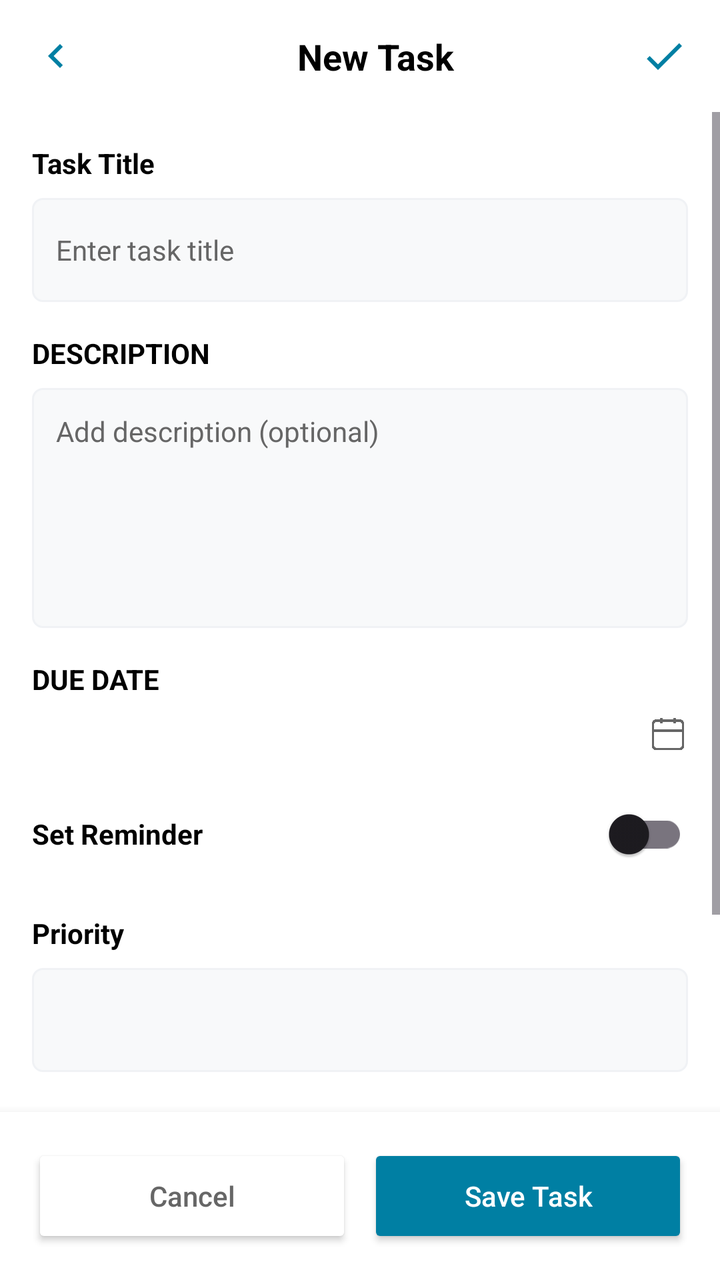
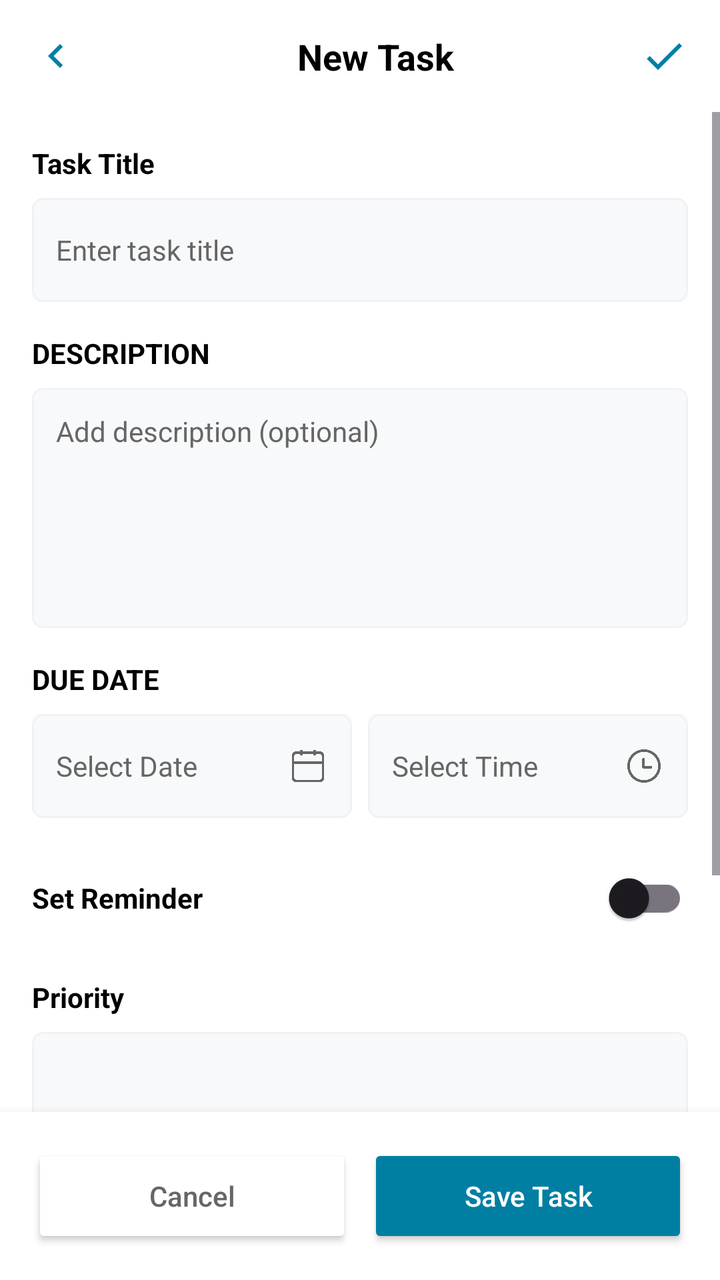

Two renders of the same Android screen: before a commit and after it. Below are the layout's source before the change and the commit's diff.
<!-- AndroidManifest.xml: application theme Theme.TaskManagementApp -->
<!-- res/layout/activity_create_task.xml -->
<?xml version="1.0" encoding="utf-8"?>
<androidx.constraintlayout.widget.ConstraintLayout xmlns:android="http://schemas.android.com/apk/res/android"
    xmlns:app="http://schemas.android.com/apk/res-auto"
    xmlns:tools="http://schemas.android.com/tools"
    android:layout_width="match_parent"
    android:layout_height="match_parent"
    android:background="@color/app_main_background">

    
    <androidx.appcompat.widget.Toolbar
        android:id="@+id/toolbar"
        android:layout_width="match_parent"
        android:layout_height="56dp"
        android:background="@color/nav_background"
        android:elevation="4dp"
        app:layout_constraintTop_toTopOf="parent">

        <androidx.constraintlayout.widget.ConstraintLayout
            android:layout_width="match_parent"
            android:layout_height="match_parent">

            <ImageView
                android:id="@+id/btnBack"
                android:layout_width="wrap_content"
                android:layout_height="wrap_content"
                android:background="?attr/selectableItemBackgroundBorderless"
                android:src="@drawable/ic_chevron_left"
                android:contentDescription="Back"
                app:layout_constraintStart_toStartOf="parent"
                app:layout_constraintTop_toTopOf="parent"
                app:layout_constraintBottom_toBottomOf="parent"
                app:tint="@color/nav_selected" />

            <TextView
                android:id="@+id/btnBackText"
                android:layout_width="wrap_content"
                android:layout_height="wrap_content"
                android:textColor="@color/nav_selected"
                android:textSize="16sp"
                android:textStyle="bold"
                android:layout_marginStart="4dp"
                app:layout_constraintStart_toEndOf="@id/btnBack"
                app:layout_constraintTop_toTopOf="parent"
                app:layout_constraintBottom_toBottomOf="parent" />

            <TextView
                android:id="@+id/titleText"
                android:layout_width="wrap_content"
                android:layout_height="wrap_content"
                android:text="@string/create_task_title"
                android:textSize="18sp"
                android:textStyle="bold"
                android:textColor="@color/text_primary"
                app:layout_constraintStart_toStartOf="parent"
                app:layout_constraintEnd_toEndOf="parent"
                app:layout_constraintTop_toTopOf="parent"
                app:layout_constraintBottom_toBottomOf="parent" />

            <ImageView
                android:id="@+id/btnSaveTop"
                android:layout_width="24dp"
                android:layout_height="24dp"
                android:background="?attr/selectableItemBackgroundBorderless"
                android:src="@drawable/ic_check"
                android:layout_marginEnd="16dp"
                android:contentDescription="Save"
                app:layout_constraintEnd_toEndOf="parent"
                app:layout_constraintTop_toTopOf="parent"
                app:layout_constraintBottom_toBottomOf="parent"
                app:tint="@color/nav_selected" />

        </androidx.constraintlayout.widget.ConstraintLayout>

    </androidx.appcompat.widget.Toolbar>

    <ScrollView
        android:layout_width="match_parent"
        android:layout_height="0dp"
        android:fillViewport="true"
        app:layout_constraintTop_toBottomOf="@id/toolbar"
        app:layout_constraintBottom_toTopOf="@id/bottomActionContainer">

        <LinearLayout
            android:layout_width="match_parent"
            android:layout_height="wrap_content"
            android:orientation="vertical"
            android:padding="16dp">

            
            <TextView
                android:layout_width="wrap_content"
                android:layout_height="wrap_content"
                android:text="@string/label_task_title"
                android:textStyle="bold"
                android:textColor="@color/text_primary"
                android:layout_marginBottom="8dp" />

            <EditText
                android:id="@+id/etTaskTitle"
                android:layout_width="match_parent"
                android:layout_height="52dp"
                android:background="@drawable/bg_edit_text"
                android:paddingHorizontal="12dp"
                android:inputType="text"
                android:hint="@string/hint_task_title"
                android:textSize="14sp"
                android:textColor="@color/text_primary"
                android:textColorHint="@color/text_muted"
                android:layout_marginBottom="16dp" />

            
            <TextView
                android:layout_width="wrap_content"
                android:layout_height="wrap_content"
                android:text="@string/label_description"
                android:textStyle="bold"
                android:textColor="@color/text_primary"
                android:layout_marginBottom="8dp" />

            <EditText
                android:id="@+id/etDescription"
                android:layout_width="match_parent"
                android:layout_height="wrap_content"
                android:minHeight="120dp"
                android:textColorHint="@color/text_muted"
                android:textColor="@color/text_primary"
                android:background="@drawable/bg_edit_text"
                android:padding="12dp"
                android:gravity="top"
                android:hint="@string/hint_description"
                android:textSize="14sp"
                android:inputType="textMultiLine"
                android:layout_marginBottom="16dp" />

            
            <TextView
                android:layout_width="wrap_content"
                android:layout_height="wrap_content"
                android:text="@string/label_due_date"
                android:textStyle="bold"
                android:textColor="@color/text_primary"
                android:layout_marginBottom="8dp" />

            <LinearLayout
                android:layout_width="match_parent"
                android:layout_height="wrap_content"
                android:orientation="horizontal"
                android:layout_marginBottom="16dp">

                <LinearLayout
                    android:id="@+id/btnDatePicker"
                    android:layout_width="0dp"
                    android:layout_height="wrap_content"
                    android:layout_weight="1"
                    android:text="@string/hint_due_date"
                    android:textSize="14sp"
                    android:textColor="@color/text_muted" />

                <ImageView
                    android:layout_width="20dp"
                    android:layout_height="20dp"
                    android:src="@drawable/ic_calendar"
                    android:contentDescription="Select Date"
                    app:tint="@color/text_muted" />
            </LinearLayout>

            
            <LinearLayout
                android:layout_width="match_parent"
                android:layout_height="wrap_content"
                android:orientation="horizontal"
                android:gravity="center_vertical"
                android:layout_marginBottom="16dp">

                <TextView
                    android:layout_width="0dp"
                    android:layout_height="wrap_content"
                    android:layout_weight="1"
                    android:text="@string/set_reminder"
                    android:textStyle="bold"
                    android:textColor="@color/text_primary" />

                <androidx.appcompat.widget.SwitchCompat
                    android:id="@+id/switchTaskReminder"
                    android:layout_width="wrap_content"
                    android:layout_height="wrap_content" />
            </LinearLayout>

            
            <TextView
                android:layout_width="wrap_content"
                android:layout_height="wrap_content"
                android:text="@string/label_priority"
                android:textStyle="bold"
                android:textColor="@color/text_primary"
                android:layout_marginBottom="8dp" />

            <Spinner
                android:id="@+id/spinnerPriority"
                android:layout_width="match_parent"
                android:layout_height="52dp"
                android:background="@drawable/bg_edit_text"
                android:layout_marginBottom="16dp" />

            
            <TextView
                android:layout_width="wrap_content"
                android:layout_height="wrap_content"
                android:text="@string/label_category"
                android:textStyle="bold"
                android:textColor="@color/text_primary"
                android:layout_marginBottom="8dp" />

            <Spinner
                android:id="@+id/spinnerCategory"
                android:layout_width="match_parent"
                android:layout_height="52dp"
                android:background="@drawable/bg_edit_text"
                android:layout_marginBottom="32dp" />

        </LinearLayout>
    </ScrollView>

    
    <LinearLayout
        android:id="@+id/bottomActionContainer"
        android:layout_width="match_parent"
        android:layout_height="wrap_content"
        android:orientation="horizontal"
        android:padding="16dp"
        android:background="@color/nav_background"
        android:elevation="8dp"
        app:layout_constraintBottom_toBottomOf="parent">

        <Button
            android:id="@+id/btnCancel"
            android:layout_width="0dp"
            android:layout_height="52dp"
            android:layout_weight="1"
            android:text="@string/btn_cancel"
            android:textAllCaps="false"
            android:textColor="@color/text_muted"
            app:backgroundTint="@color/nav_background"
            app:strokeColor="@color/divider_color"
            app:strokeWidth="1dp"
            android:layout_marginEnd="8dp" />

        <Button
            android:id="@+id/btnSave"
            android:layout_width="0dp"
            android:layout_height="52dp"
            android:layout_weight="1"
            android:text="@string/btn_save_task"
            android:textAllCaps="false"
            android:textColor="@color/white"
            app:backgroundTint="@color/nav_selected" />

    </LinearLayout>

</androidx.constraintlayout.widget.ConstraintLayout>
<!-- resources referenced by this layout -->
<resources>
  <color name="app_main_background">#FFFFFF</color>
  <color name="divider_color">#F0F2F5</color>
  <color name="nav_background">#FFFFFF</color>
  <color name="nav_selected">#007FA3</color>
  <color name="text_muted">#666666</color>
  <color name="text_primary">#000000</color>
  <color name="white">#FFFFFFFF</color>
  <!-- drawable bg_edit_text (drawable) -->
  <?xml version="1.0" encoding="utf-8"?>
  <shape xmlns:android="http://schemas.android.com/apk/res/android">
      <solid android:color="@color/card_background_color" />
      <stroke android:width="1dp" android:color="@color/divider_color" />
      <corners android:radius="5dp" />
  </shape>
  <!-- drawable ic_calendar: png bitmap (drawable, 7730 bytes) -->
  <!-- drawable ic_check (drawable) -->
  <vector xmlns:android="http://schemas.android.com/apk/res/android"
      android:width="24dp"
      android:height="24dp"
      android:viewportWidth="24"
      android:viewportHeight="24">
    <path
        android:fillColor="#FF000000"
        android:pathData="M9,16.17L4.83,12l-1.42,1.41L9,19 21,7l-1.41,-1.41z"/>
  </vector>
  <!-- drawable ic_chevron_left (drawable) -->
  <vector xmlns:android="http://schemas.android.com/apk/res/android"
      android:width="24dp"
      android:height="24dp"
      android:viewportWidth="24"
      android:viewportHeight="24">
    <path
        android:fillColor="#FF000000"
        android:pathData="M15.41,7.41L14,6l-6,6 6,6 1.41,-1.41L10.83,12z"/>
  </vector>
  <string name="btn_cancel">Cancel</string>
  <string name="btn_save_task">Save Task</string>
  <string name="create_task_title">New Task</string>
  <string name="hint_description">Add description (optional)</string>
  <string name="hint_due_date">MMMM dd, yyyy</string>
  <string name="hint_task_title">Enter task title</string>
  <string name="label_category">Category</string>
  <string name="label_description">DESCRIPTION</string>
  <string name="label_due_date">DUE DATE</string>
  <string name="label_priority">Priority</string>
  <string name="label_task_title">Task Title</string>
  <string name="set_reminder">Set Reminder</string>
  <style name="Theme.TaskManagementApp" parent="Base.Theme.TaskManagementApp">
          <item name="editTextColor">@color/text_primary</item>
      </style>
  <color name="card_background_color">#F8F9FA</color>
  <style name="Base.Theme.TaskManagementApp" parent="Theme.Material3.DayNight.NoActionBar">
          <item name="colorContainer">@android:color/transparent</item>
          <item name="android:statusBarColor">@color/white</item>
          <item name="android:windowLightStatusBar">true</item>
          <item name="colorPrimary">@color/nav_selected</item>
          <item name="colorPrimaryVariant">@color/nav_selected</item>
          <item name="colorOnPrimary">@color/white</item>
          <item name="colorSecondary">@color/nav_selected</item>
          <item name="colorSecondaryVariant">@color/nav_selected</item>
          <item name="colorOnSecondary">@color/white</item>
          <item name="android:colorBackground">@color/white</item>
          <item name="colorAccent">@color/nav_selected</item>
          <item name="colorControlActivated">@color/nav_selected</item>
      </style>
</resources>

<!-- the commit's change to res/layout/activity_create_task.xml (unified diff, before → after) -->
@@ -147,21 +147,62 @@
                 android:orientation="horizontal"
                 android:layout_marginBottom="16dp">
 
+                
                 <LinearLayout
                     android:id="@+id/btnDatePicker"
                     android:layout_width="0dp"
-                    android:layout_height="wrap_content"
+                    android:layout_height="52dp"
                     android:layout_weight="1"
-                    android:text="@string/hint_due_date"
-                    android:textSize="14sp"
-                    android:textColor="@color/text_muted" />
-
-                <ImageView
-                    android:layout_width="20dp"
-                    android:layout_height="20dp"
-                    android:src="@drawable/ic_calendar"
-                    android:contentDescription="Select Date"
-                    app:tint="@color/text_muted" />
+                    android:background="@drawable/bg_edit_text"
+                    android:paddingHorizontal="12dp"
+                    android:gravity="center_vertical"
+                    android:orientation="horizontal"
+                    android:layout_marginEnd="8dp">
+
+                    <TextView
+                        android:id="@+id/tvDueDate"
+                        android:layout_width="0dp"
+                        android:layout_height="wrap_content"
+                        android:layout_weight="1"
+                        android:text="@string/hint_due_date"
+                        android:textSize="14sp"
+                        android:textColor="@color/text_muted" />
+
+                    <ImageView
+                        android:layout_width="20dp"
+                        android:layout_height="20dp"
+                        android:src="@drawable/ic_calendar"
+                        android:contentDescription="Select Date"
+                        app:tint="@color/text_muted" />
+                </LinearLayout>
+
+                
+                <LinearLayout
+                    android:id="@+id/btnTimePicker"
+                    android:layout_width="0dp"
+                    android:layout_height="52dp"
+                    android:layout_weight="1"
+                    android:background="@drawable/bg_edit_text"
+                    android:paddingHorizontal="12dp"
+                    android:gravity="center_vertical"
+                    android:orientation="horizontal">
+
+                    <TextView
+                        android:id="@+id/tvDueTime"
+                        android:layout_width="0dp"
+                        android:layout_height="wrap_content"
+                        android:layout_weight="1"
+                        android:text="@string/hint_due_time"
+                        android:textSize="14sp"
+                        android:textColor="@color/text_muted" />
+
+                    <ImageView
+                        android:layout_width="20dp"
+                        android:layout_height="20dp"
+                        android:src="@drawable/ic_clock"
+                        android:contentDescription="Select Time"
+                        app:tint="@color/text_muted" />
+                </LinearLayout>
             </LinearLayout>
 
             
<!-- resource entries referenced after the edit -->
@@ -35,11 +35,13 @@
         android:fillColor="#FF000000"
         android:pathData="M15.41,7.41L14,6l-6,6 6,6 1.41,-1.41L10.83,12z"/>
   </vector>
+  <!-- drawable ic_clock: png bitmap (drawable, 18302 bytes) -->
   <string name="btn_cancel">Cancel</string>
   <string name="btn_save_task">Save Task</string>
   <string name="create_task_title">New Task</string>
   <string name="hint_description">Add description (optional)</string>
-  <string name="hint_due_date">MMMM dd, yyyy</string>
+  <string name="hint_due_date">Select Date</string>
+  <string name="hint_due_time">Select Time</string>
   <string name="hint_task_title">Enter task title</string>
   <string name="label_category">Category</string>
   <string name="label_description">DESCRIPTION</string>
